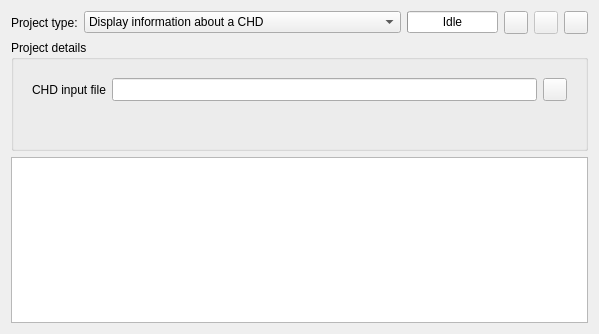
Qt form tools/qchdman/projectwidget.ui (qmc2/qmc2-mame-fe) before a commit.
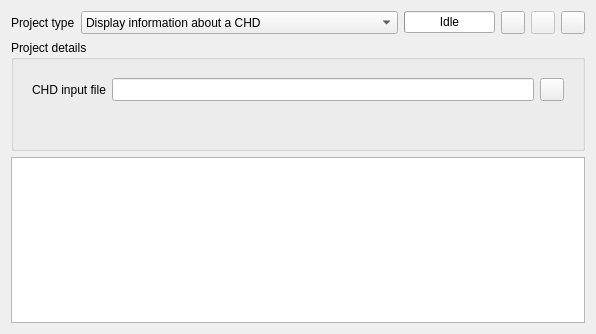
The same form after that commit. Icons and pictures are not drawn.

What changed in the file:
```diff
--- a/tools/qchdman/projectwidget.ui
+++ b/tools/qchdman/projectwidget.ui
@@ -20,14 +20,14 @@
       </sizepolicy>
      </property>
      <property name="text">
-      <string>Project type:</string>
+      <string>Project type</string>
      </property>
     </widget>
    </item>
    <item row="0" column="1">
     <widget class="QComboBox" name="comboBoxProjectType">
      <property name="sizePolicy">
-      <sizepolicy hsizetype="MinimumExpanding" vsizetype="Fixed">
+      <sizepolicy hsizetype="MinimumExpanding" vsizetype="Minimum">
        <horstretch>0</horstretch>
        <verstretch>0</verstretch>
       </sizepolicy>
@@ -94,12 +94,6 @@
    </item>
    <item row="0" column="2">
     <widget class="QProgressBar" name="progressBar">
-     <property name="sizePolicy">
-      <sizepolicy hsizetype="Maximum" vsizetype="Fixed">
-       <horstretch>0</horstretch>
-       <verstretch>0</verstretch>
-      </sizepolicy>
-     </property>
      <property name="value">
       <number>0</number>
      </property>
@@ -111,7 +105,7 @@
    <item row="0" column="3">
     <widget class="QToolButton" name="toolButtonRun">
      <property name="sizePolicy">
-      <sizepolicy hsizetype="Fixed" vsizetype="Minimum">
+      <sizepolicy hsizetype="Minimum" vsizetype="Minimum">
        <horstretch>0</horstretch>
        <verstretch>0</verstretch>
       </sizepolicy>
@@ -131,7 +125,7 @@
       <bool>false</bool>
      </property>
      <property name="sizePolicy">
-      <sizepolicy hsizetype="Fixed" vsizetype="Minimum">
+      <sizepolicy hsizetype="Minimum" vsizetype="Minimum">
        <horstretch>0</horstretch>
        <verstretch>0</verstretch>
       </sizepolicy>
@@ -148,7 +142,7 @@
    <item row="0" column="5">
     <widget class="QToolButton" name="toolButtonActions">
      <property name="sizePolicy">
-      <sizepolicy hsizetype="Fixed" vsizetype="Minimum">
+      <sizepolicy hsizetype="Minimum" vsizetype="Minimum">
        <horstretch>0</horstretch>
        <verstretch>0</verstretch>
       </sizepolicy>
```
Left out of the diff: 3 changed lines with no effect on the pictures.
